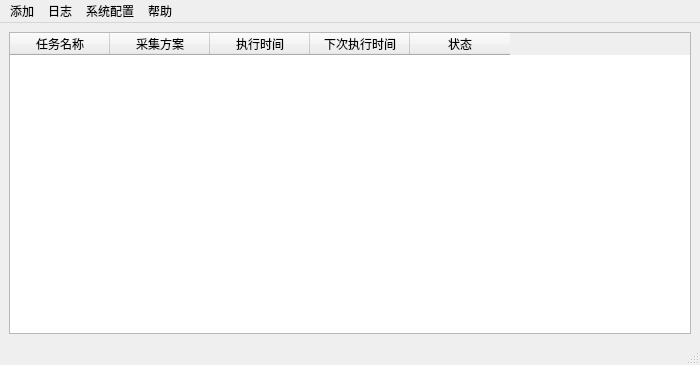
Qt form UI/Main.ui (leaboy/pycollect) before a commit.
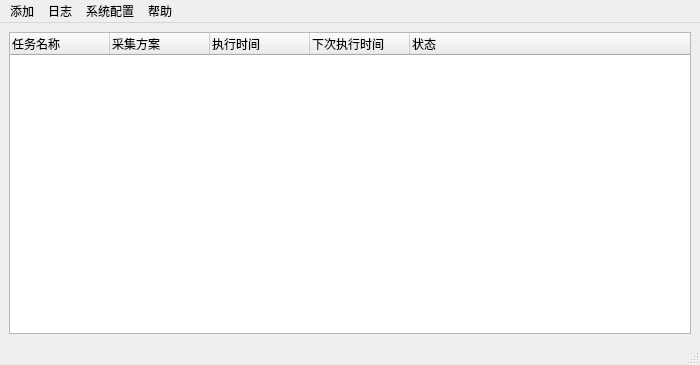
The same form after that commit.

What changed in the file:
```diff
--- a/UI/Main.ui
+++ b/UI/Main.ui
@@ -16,9 +16,7 @@
   <widget class="QWidget" name="centralwidget">
    <layout class="QVBoxLayout" name="verticalLayout">
     <item>
-     <layout class="QVBoxLayout" name="vbox">
-      <item>
-       <widget class="QTableWidget" name="table">
+     <widget class="QTreeWidget" name="tasklist">
         <column>
          <property name="text">
           <string>任务名称</string>
@@ -45,8 +43,6 @@
          </property>
         </column>
        </widget>
-      </item>
-     </layout>
     </item>
    </layout>
   </widget>
```
Lines whose indentation alone changed are shown as unchanged.
